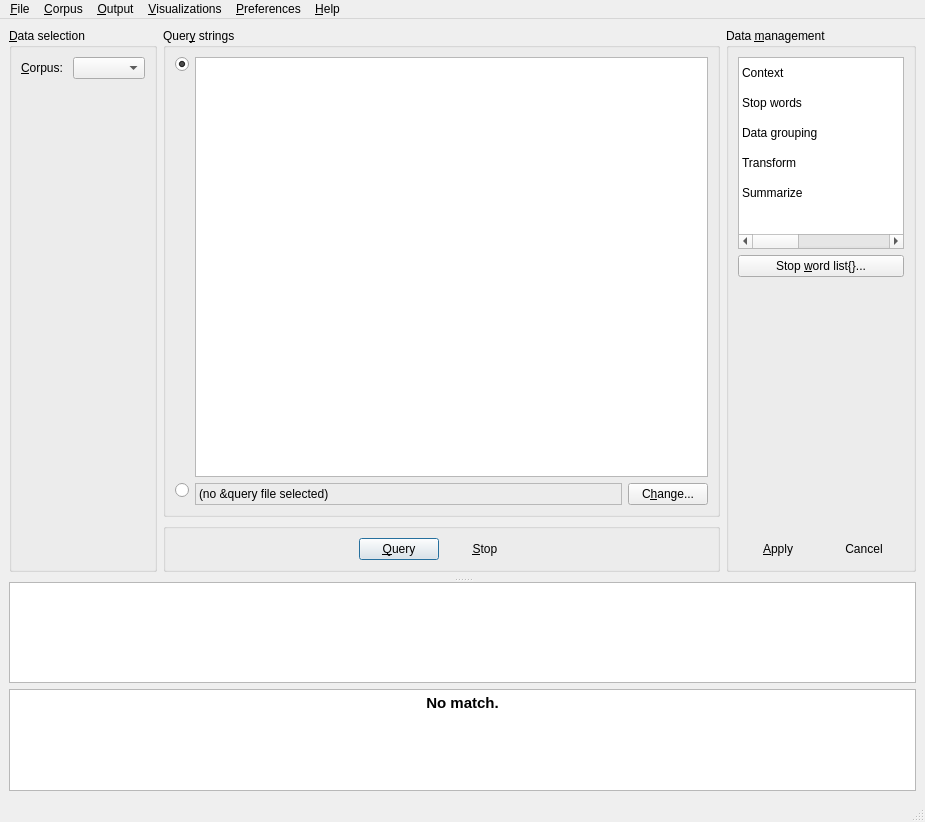
This is coquery/gui/ui/coquery.ui in gkunter/coquery as Qt 5 draws it before an edit. The edited form follows.
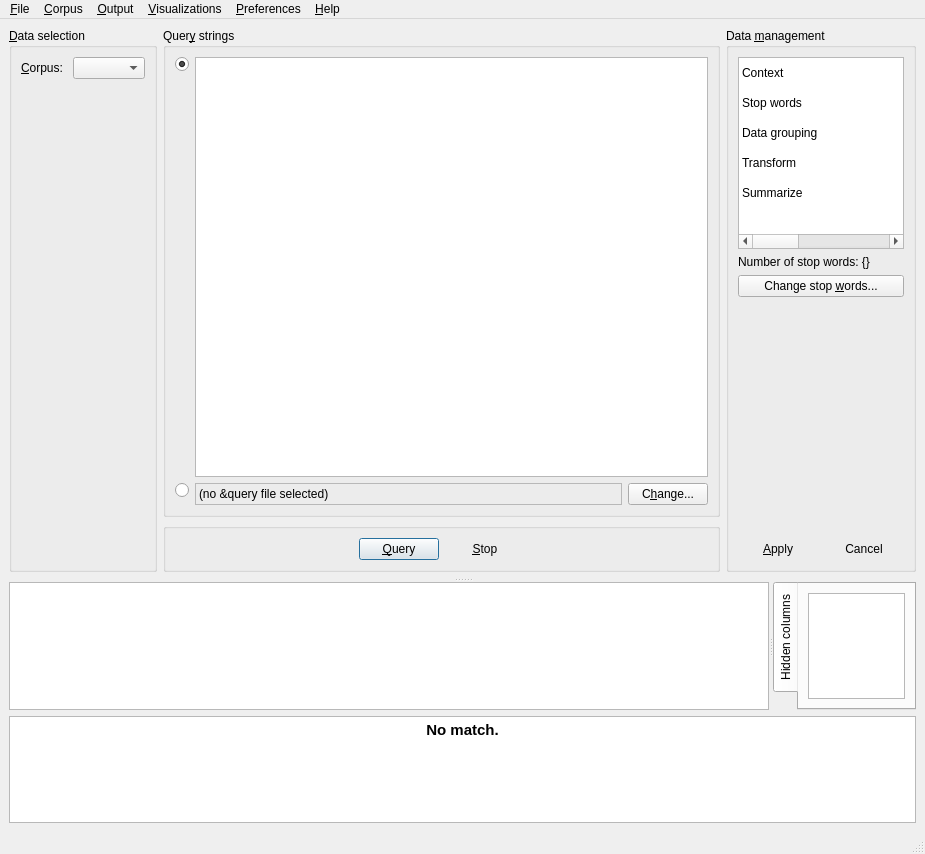
This is the edited form. The open tabs and pages were chosen to show the change. Icons and pictures are not drawn. Custom widgets are drawn as their Qt base class.

Commit message: Simplify stop word toolbox. Use tabbed widget for hidden columns

What changed in the file:
```diff
--- a/coquery/gui/ui/coquery.ui
+++ b/coquery/gui/ui/coquery.ui
@@ -7,7 +7,7 @@
     <x>0</x>
     <y>0</y>
     <width>925</width>
-    <height>822</height>
+    <height>854</height>
    </rect>
   </property>
   <property name="windowTitle">
@@ -522,6 +522,13 @@
                <property name="margin">
                 <number>0</number>
                </property>
+               <item>
+                <widget class="QLabel" name="label_stopwords">
+                 <property name="text">
+                  <string>Number of stop words: {}</string>
+                 </property>
+                </widget>
+               </item>
                <item>
                 <widget class="QPushButton" name="button_stopwords">
                  <property name="sizePolicy">
@@ -531,7 +538,7 @@
                   </sizepolicy>
                  </property>
                  <property name="text">
-                  <string>Stop &amp;word list{}...</string>
+                  <string>Change stop &amp;words...</string>
                  </property>
                 </widget>
                </item>
@@ -734,6 +741,13 @@
       <widget class="QWidget" name="layoutWidget">
        <layout class="QVBoxLayout" name="verticalLayout_15">
         <item>
+         <widget class="QSplitter" name="splitter_columns">
+          <property name="orientation">
+           <enum>Qt::Horizontal</enum>
+          </property>
+          <property name="childrenCollapsible">
+           <bool>false</bool>
+          </property>
          <widget class="CoqResultsTable" name="data_preview">
           <property name="sizePolicy">
            <sizepolicy hsizetype="Expanding" vsizetype="Expanding">
@@ -763,6 +777,50 @@
            <enum>QAbstractItemView::ScrollPerPixel</enum>
           </property>
          </widget>
+          <widget class="QTabWidget" name="widget_hidden_columns">
+           <property name="tabPosition">
+            <enum>QTabWidget::West</enum>
+           </property>
+           <widget class="QWidget" name="tab">
+            <attribute name="title">
+             <string>Hidden columns</string>
+            </attribute>
+            <layout class="QVBoxLayout" name="verticalLayout_3">
+             <item>
+              <widget class="CoqHiddenResultsTable" name="hidden_columns">
+               <property name="sizePolicy">
+                <sizepolicy hsizetype="Ignored" vsizetype="Expanding">
+                 <horstretch>0</horstretch>
+                 <verstretch>0</verstretch>
+                </sizepolicy>
+               </property>
+               <property name="editTriggers">
+                <set>QAbstractItemView::SelectedClicked</set>
+               </property>
+               <property name="alternatingRowColors">
+                <bool>true</bool>
+               </property>
+               <property name="selectionMode">
+                <enum>QAbstractItemView::ExtendedSelection</enum>
+               </property>
+               <property name="selectionBehavior">
+                <enum>QAbstractItemView::SelectRows</enum>
+               </property>
+               <property name="textElideMode">
+                <enum>Qt::ElideRight</enum>
+               </property>
+               <property name="verticalScrollMode">
+                <enum>QAbstractItemView::ScrollPerPixel</enum>
+               </property>
+               <property name="horizontalScrollMode">
+                <enum>QAbstractItemView::ScrollPerPixel</enum>
+               </property>
+              </widget>
+             </item>
+            </layout>
+           </widget>
+          </widget>
+         </widget>
         </item>
         <item>
          <widget class="QTextEdit" name="text_no_match">
@@ -1420,6 +1478,11 @@
    <extends>QTableView</extends>
    <header location="global">..resultstable</header>
   </customwidget>
+  <customwidget>
+   <class>CoqHiddenResultsTable</class>
+   <extends>QTableView</extends>
+   <header>..resultstable</header>
+  </customwidget>
  </customwidgets>
  <resources/>
  <connections/>
```
Left out of the diff: 2 changed lines with no effect on the pictures. Lines whose indentation alone changed are shown as unchanged. The commit also changes 1 other file.
